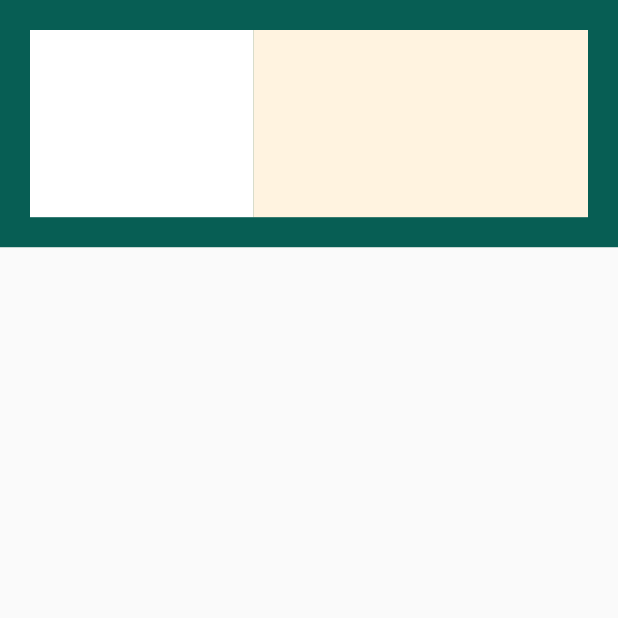
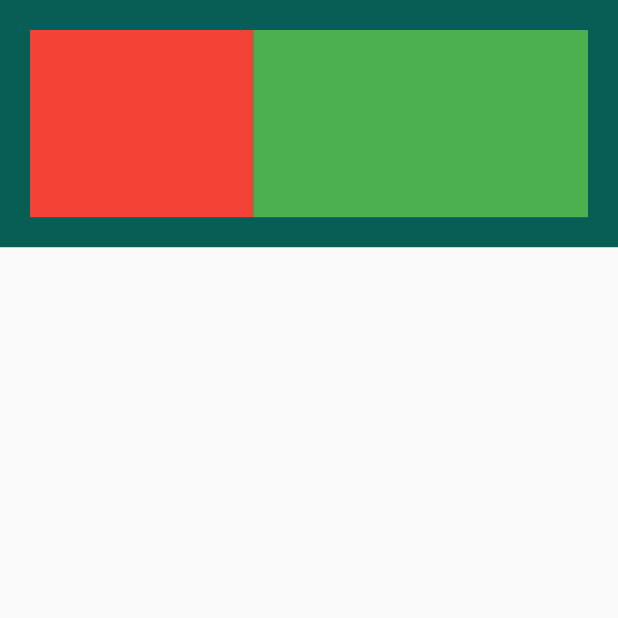
Before and after one commit to juniorsafera/Whatsapp_Web_Clone, a Flutter app: the HomeDesktop screen opened directly, on a phone screen of 412 x 824 dp, the top half of it. Run offline on Flutter 3.47's test engine with Material 2 defaults, Android fonts, the phone set to English and light mode, and no system bars; our stand-ins replace cached_network_image, cloud_firestore, file_picker, firebase_auth, firebase_storage; accounts and stored records are empty.

Commit message:
update visualização desktop

```diff
--- /dev/null
+++ b/whatsapp_web/lib/componetes/area_lateral_conversas.dart
@@ -0,0 +1,14 @@
+import 'package:flutter/material.dart';
+
+class AreaLateralConversas extends StatelessWidget {
+  const AreaLateralConversas({Key? key}) : super(key: key);
+
+  @override
+  Widget build(BuildContext context) {
+    return Container(
+      width: 300,
+      height: 300,
+      color: Colors.red,
+    );
+  }
+}
--- /dev/null
+++ b/whatsapp_web/lib/componetes/area_lateral_mensagens.dart
@@ -0,0 +1,14 @@
+import 'package:flutter/material.dart';
+
+class AreaLateralMensagens extends StatelessWidget {
+  const AreaLateralMensagens({Key? key}) : super(key: key);
+
+  @override
+  Widget build(BuildContext context) {
+    return Container(
+      width: 300,
+      height: 300,
+      color: Colors.green,
+    );
+  }
+}
--- a/whatsapp_web/lib/telas/home_desktop.dart
+++ b/whatsapp_web/lib/telas/home_desktop.dart
@@ -1,4 +1,6 @@
 import 'package:flutter/material.dart';
+import 'package:whatsapp_web/componetes/area_lateral_conversas.dart';
+import 'package:whatsapp_web/componetes/area_lateral_mensagens.dart';
 import 'package:whatsapp_web/outros/paleta_cores.dart';
 
 class HomeDesktop extends StatefulWidget {
@@ -32,16 +34,8 @@ class _HomeDesktopState extends State<HomeDesktop> {
                 right: 20,
                 child: Row(
                   children: [
-                    Expanded(
-                        flex: 4,
-                        child: Container(
-                          color: Colors.white,
-                        )),
-                    Expanded(
-                        flex: 6,
-                        child: Container(
-                          color: Colors.orange[50],
-                        )),
+                    Expanded(flex: 4, child: AreaLateralConversas()),
+                    Expanded(flex: 6, child: AreaLateralMensagens()),
                   ],
                 ))
           ],
```
Also changed, not shown: whatsapp_web/lib/telas/home_tablet.dart (+32 -3 lines).
